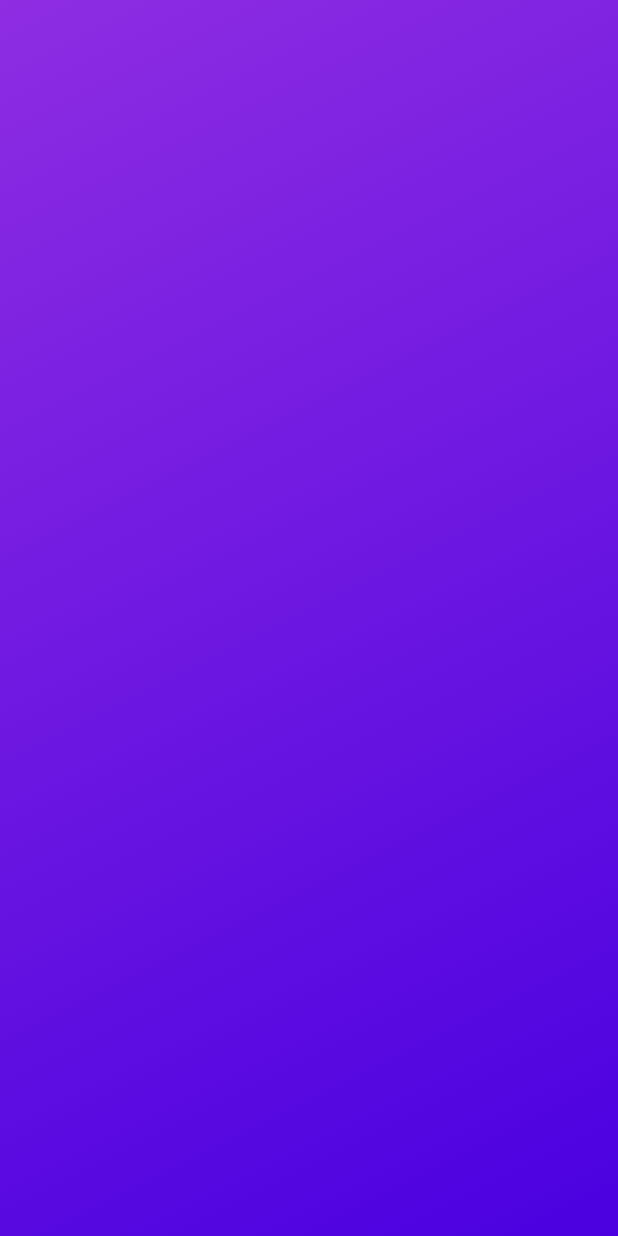
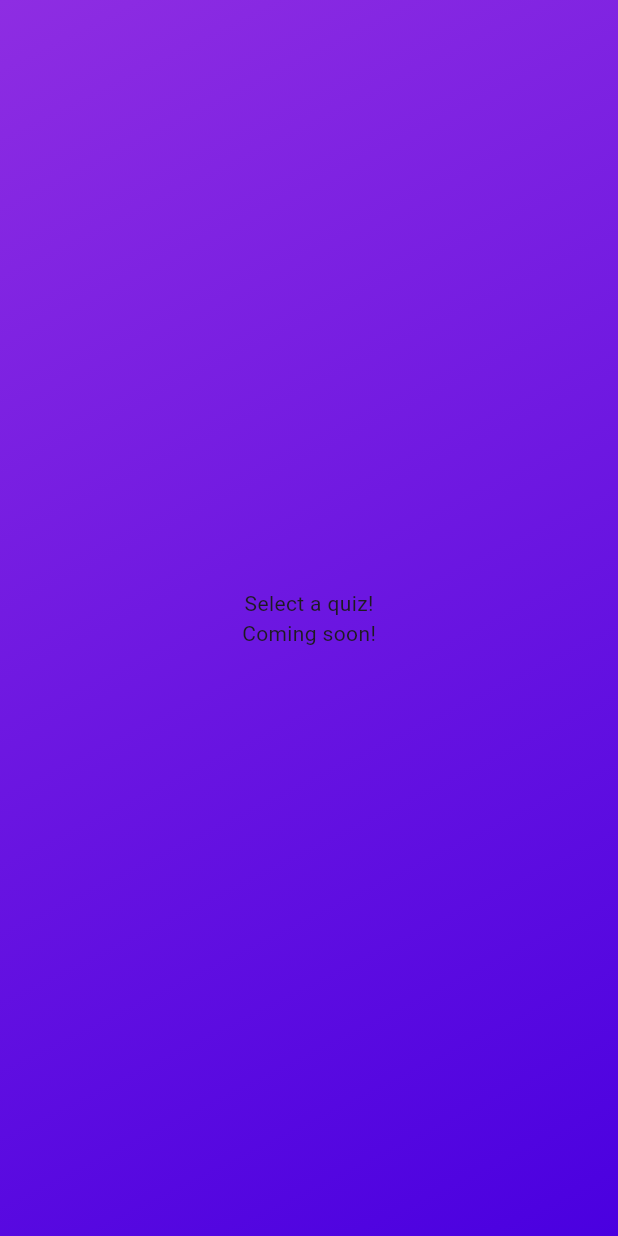
Before and after one commit to izasoerya/FlutterQuiz, a Flutter app: the screen it shows after launch, after a tap on "Start Quiz!", on a phone screen of 412 x 824 dp. Run offline on Flutter 3.47's test engine with Material 3 defaults, Android fonts, the phone set to English and light mode, and no system bars.

```diff
--- a/lib/src/select_quiz/page.dart
+++ b/lib/src/select_quiz/page.dart
@@ -5,13 +5,11 @@ class SelectionPage extends StatelessWidget {
   final List<Color> themeColour;
   @override
   Widget build(BuildContext context) {
-    return Container(
-      decoration: BoxDecoration(
-          gradient: LinearGradient(
-        colors: themeColour,
-        begin: Alignment.topLeft,
-        end: Alignment.bottomRight,
-      )),
+    return const Center(
+      child: Column(
+        mainAxisAlignment: MainAxisAlignment.center,
+        children: <Widget>[Text("Select a quiz!"), Text("Coming soon!")],
+      ),
     );
   }
 }
```
Also changed, not shown: 1 other file.
